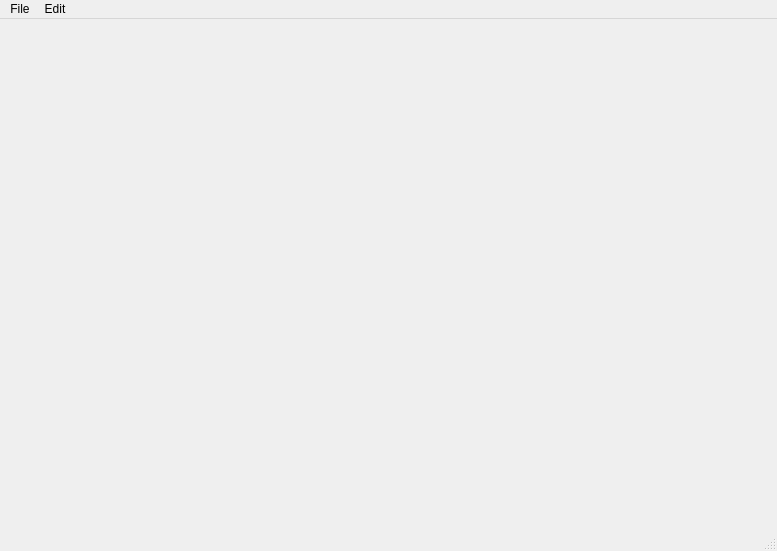
Before: the Qt Designer form ui/mainwindow.ui in jrgp/soldat-pymapper, drawn with Qt 5.
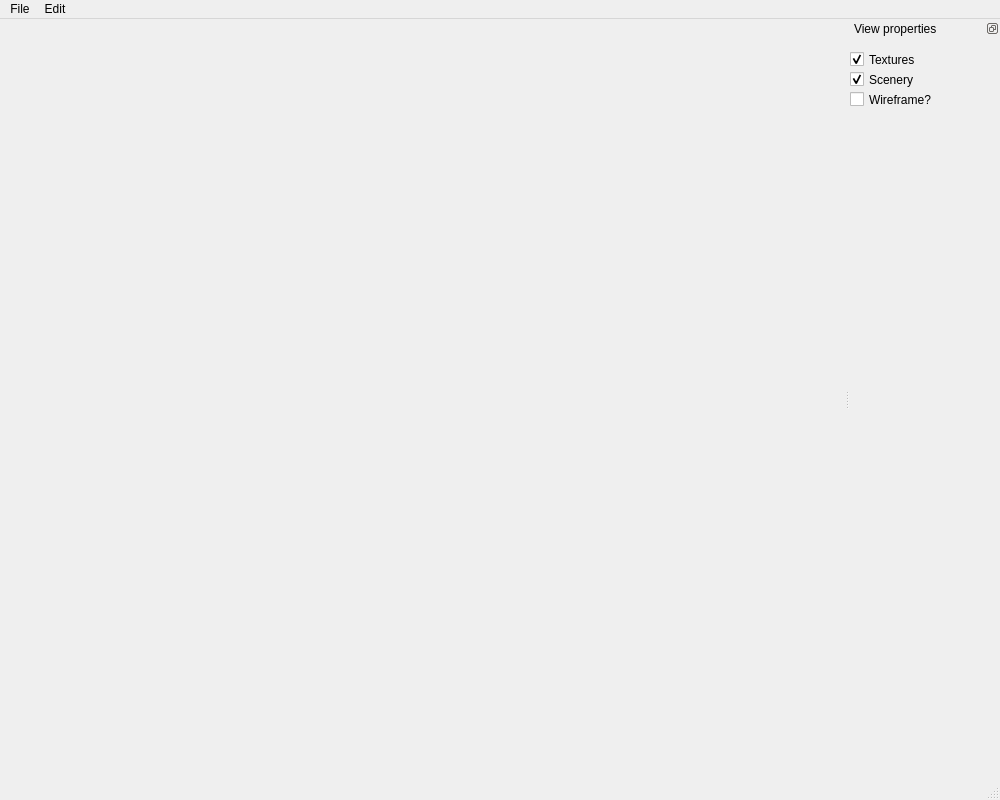
After: the same form once the commit is applied.

```diff
--- a/ui/mainwindow.ui
+++ b/ui/mainwindow.ui
@@ -6,8 +6,8 @@
    <rect>
     <x>0</x>
     <y>0</y>
-    <width>777</width>
-    <height>551</height>
+    <width>1000</width>
+    <height>800</height>
    </rect>
   </property>
   <property name="windowTitle">
@@ -19,7 +19,7 @@
     <rect>
      <x>0</x>
      <y>0</y>
-     <width>777</width>
+     <width>1000</width>
      <height>24</height>
     </rect>
    </property>
@@ -42,6 +42,88 @@
    <addaction name="menuEdit"/>
   </widget>
   <widget class="QStatusBar" name="statusbar"/>
+  <widget class="QDockWidget" name="dockWidget_2">
+   <property name="sizePolicy">
+    <sizepolicy hsizetype="Fixed" vsizetype="Minimum">
+     <horstretch>0</horstretch>
+     <verstretch>0</verstretch>
+    </sizepolicy>
+   </property>
+   <property name="minimumSize">
+    <size>
+     <width>150</width>
+     <height>41</height>
+    </size>
+   </property>
+   <property name="floating">
+    <bool>false</bool>
+   </property>
+   <property name="features">
+    <set>QDockWidget::DockWidgetFloatable|QDockWidget::DockWidgetMovable</set>
+   </property>
+   <property name="windowTitle">
+    <string>View properties</string>
+   </property>
+   <attribute name="dockWidgetArea">
+    <number>2</number>
+   </attribute>
+   <widget class="QWidget" name="dockWidgetContents_2">
+    <widget class="QCheckBox" name="texturesCheckBox">
+     <property name="geometry">
+      <rect>
+       <x>0</x>
+       <y>10</y>
+       <width>102</width>
+       <height>23</height>
+      </rect>
+     </property>
+     <property name="toolTip">
+      <string>Render polys with textures</string>
+     </property>
+     <property name="text">
+      <string>Textures</string>
+     </property>
+     <property name="checked">
+      <bool>true</bool>
+     </property>
+    </widget>
+    <widget class="QCheckBox" name="wireframeCheckBox">
+     <property name="geometry">
+      <rect>
+       <x>0</x>
+       <y>50</y>
+       <width>102</width>
+       <height>23</height>
+      </rect>
+     </property>
+     <property name="toolTip">
+      <string>Render wires around polys</string>
+     </property>
+     <property name="text">
+      <string>Wireframe?</string>
+     </property>
+    </widget>
+    <widget class="QCheckBox" name="sceneryCheckBox">
+     <property name="geometry">
+      <rect>
+       <x>0</x>
+       <y>30</y>
+       <width>102</width>
+       <height>23</height>
+      </rect>
+     </property>
+     <property name="toolTip">
+      <string>Render scenery</string>
+     </property>
+     <property name="text">
+      <string>Scenery</string>
+     </property>
+     <property name="checked">
+      <bool>true</bool>
+     </property>
+    </widget>
+   </widget>
+  </widget>
   <action name="actionOpen_Map">
    <property name="text">
     <string>Open Map</string>
```
Left out of the diff: 5 changed lines with no effect on the pictures.
